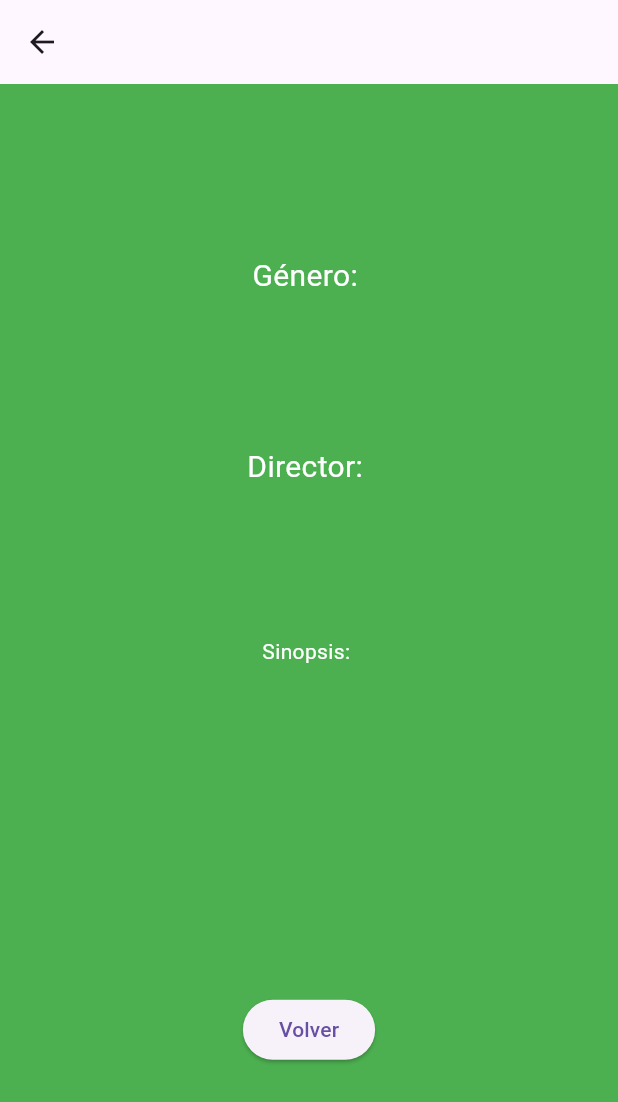
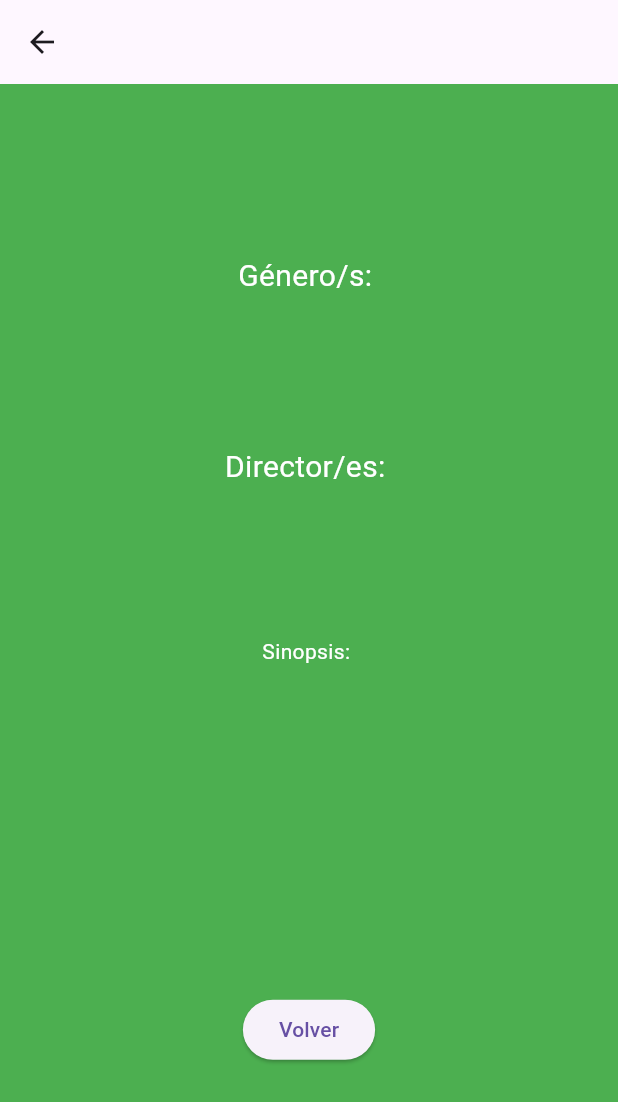
Before and after one commit to FacundoElizalde/Proyecto-Labo-IV, a Flutter app: the MovieDetailScreen screen opened directly with empty values, swiped to page 2, on a phone screen of 412 x 824 dp. Shown: the top 1102 px of the screen. Run offline on Flutter 3.47's test engine with Material 3 defaults, Android fonts, the phone set to English and light mode, and no system bars; our stand-ins replace shared_preferences; accounts and stored records are empty; network calls fail.

Commit message:
pequeño fix

```diff
--- a/lib/screens/home_screen.dart
+++ b/lib/screens/home_screen.dart
@@ -84,11 +84,11 @@ class MovieDetailScreen extends StatelessWidget {
               mainAxisAlignment: MainAxisAlignment.spaceEvenly,
               children: [
                 Text(
-                  'Género: ${movie.generosPelicula.join(', ')}',
+                  'Género/s: ${movie.generosPelicula.join(', ')}',
                   style: TextStyle(fontSize: 20, color: Colors.white),
                 ),
                 Text(
-                  'Director: ${movie.directorPelicula.join(', ')}', // .join(', ') sirve para recorrer la lista y separar.
+                  'Director/es: ${movie.directorPelicula.join(', ')}', // .join(', ') sirve para recorrer la lista y separar.
                   style: TextStyle(fontSize: 20, color: Colors.white),
                 ),
                 Text(
```
